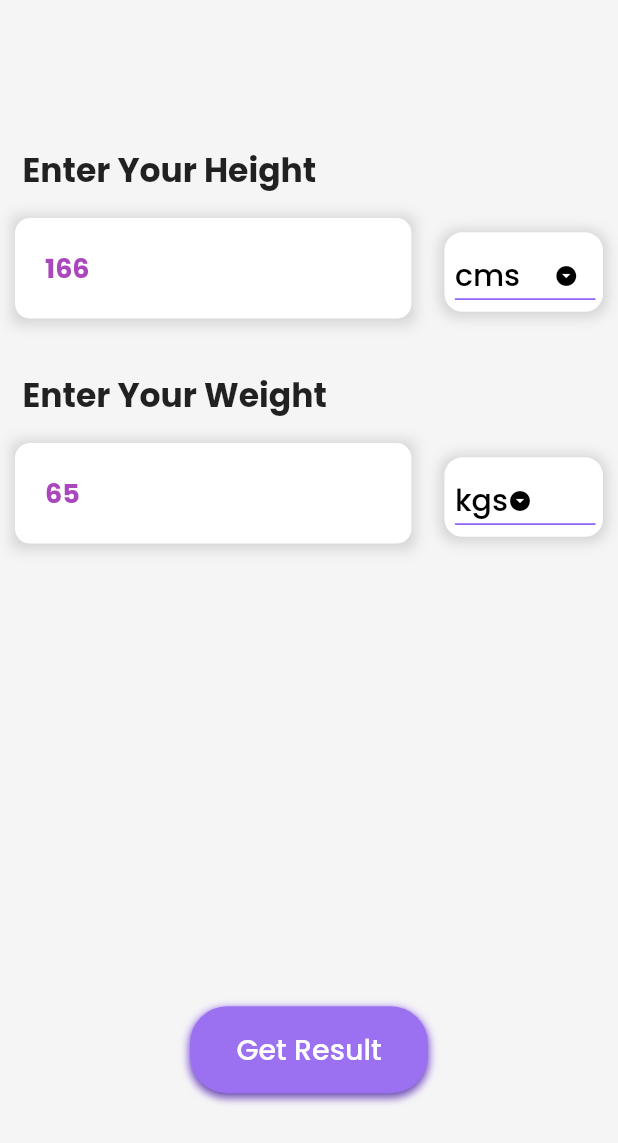
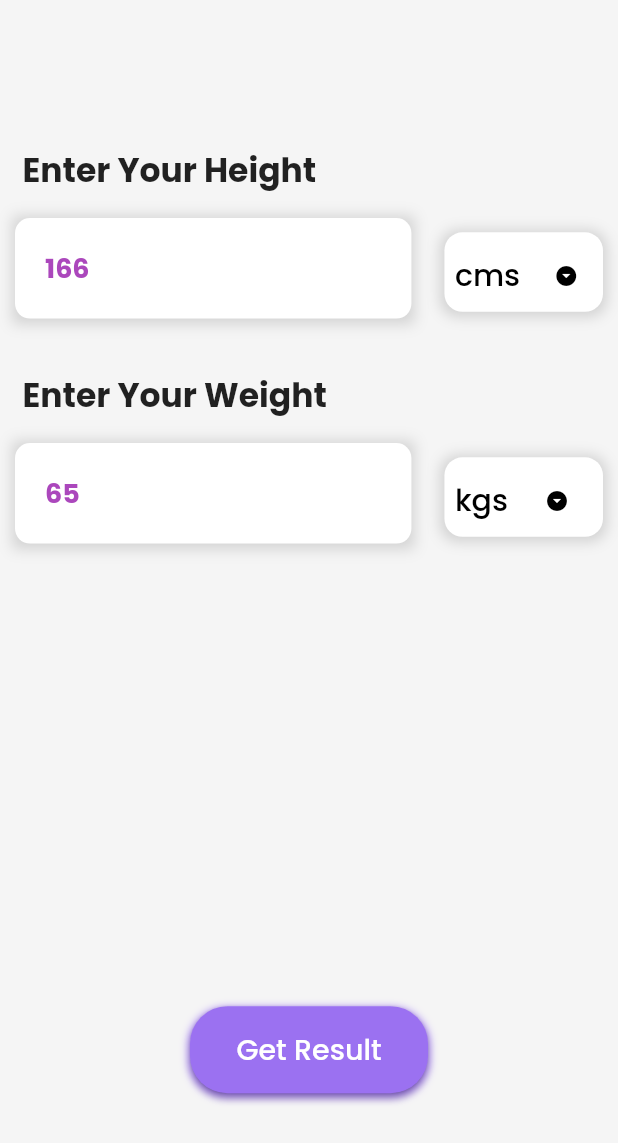
Before and after one commit to nikhil-RGB/BMI-calculator, a Flutter app: the InputPage screen opened directly, on a phone screen of 412 x 824 dp. Shown: the top 1143 px of the screen. Run offline on Flutter 3.47's test engine with Material 2 defaults, Android fonts, the phone set to English and light mode, and no system bars; our stand-ins replace google_fonts, logger.

Commit message:
💄Improve DropDownButton

```diff
--- a/lib/pages/InputPage.dart
+++ b/lib/pages/InputPage.dart
@@ -171,6 +171,7 @@ class _InputPageState extends State<InputPage> {
 
   Container createDropDown(List<String> modes) {
     bool isweight = (modes[0] == "kgs");
+
     return Container(
       decoration: BoxDecoration(
         color: Colors.white,
@@ -188,8 +189,8 @@ class _InputPageState extends State<InputPage> {
       margin: const EdgeInsets.only(left: 2, right: 10, bottom: 15),
       child: DropdownButton(
         underline: Container(
-          height: 1,
-          color: Colors.deepPurpleAccent, //<-- SEE HERE
+          height: 0,
+          // color: Colors.deepPurpleAccent, //<-- SEE HERE
         ),
         style: GoogleFonts.poppins(
           color: Colors.black,
@@ -199,7 +200,15 @@ class _InputPageState extends State<InputPage> {
         borderRadius: BorderRadius.circular(12),
         value: (isweight) ? modeWeight : modeHeight,
         items: modes
-            .map((String val) => DropdownMenuItem(value: val, child: Text(val)))
+            .map((String val) => DropdownMenuItem(
+                value: val,
+                child: Padding(
+                  padding: EdgeInsets.only(
+                      right: (val == "kgs" || val == "lbs")
+                          ? MediaQuery.of(context).size.width * 0.06
+                          : 0),
+                  child: Text(val),
+                )))
             .toList(),
         onChanged: (new_val) {
           setState(() {
```
